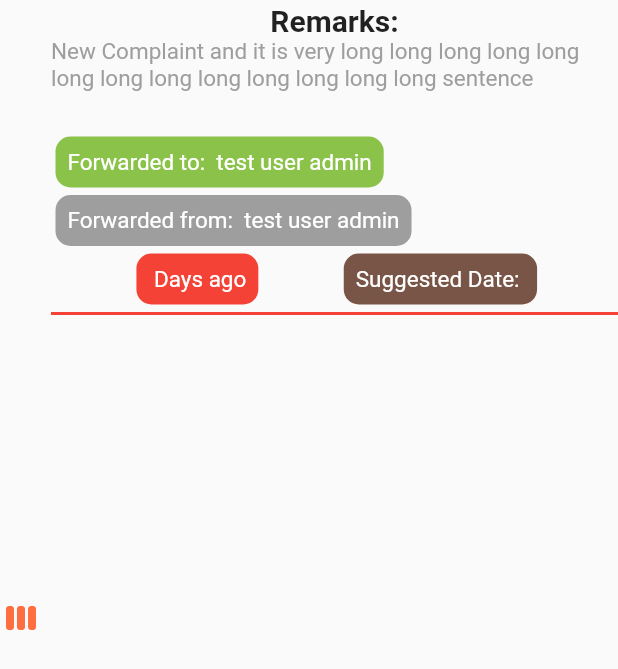
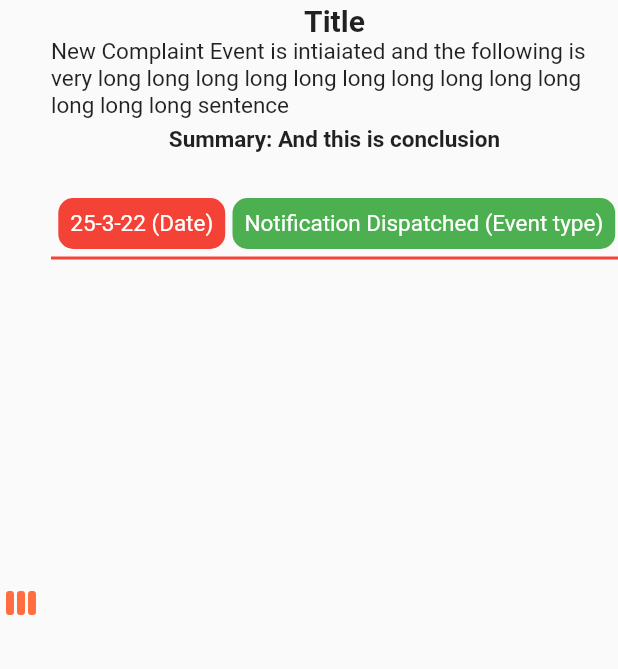
Before and after one commit to saud121/cmis_Ombudsman, a Flutter app: the ContainerEvent widget shown alone on an empty page, opened directly, on a phone screen of 412 x 824 dp. Shown: the top 669 px of the screen. Run offline on Flutter 3.47's test engine with Material 2 defaults, Android fonts, the phone set to English and light mode, and no system bars; our stand-ins replace assets_audio_player, file_picker, image_picker, permission_handler, shared_preferences and 1 more; missing offline and left inert: dart:ffi, flutter_sound_lite; accounts and stored records are empty; Roboto replaces fonts that are missing (Poppins).

```diff
--- a/lib/Constants/Costants_english.dart
+++ b/lib/Constants/Costants_english.dart
@@ -25,11 +25,14 @@ class Constants_english {
   static const String complainantName ="Complainant name";
   static const String accuseName ="Accuse name";
   static const String departmentname ="Complainant Department name";
-  static const String accusedepartmentname ="Accuse Department name";
+  static const String accusedepartmentadress ="Accuse Department address";
+  static const String accusedepartmentname ="Accuse Department Name";
   static const String designation ="Complainant Designation";
   static const String accusedesignation ="Accuse Designation";
   static const String CNIC ="Complainant Cnic";
   static const String accuseCNIC ="Accuse Cnic";
+  static const String accusePnumber ="Accuse Phone Number";
+  static const String PlaceofHarrasment ="Place of Harrasment";
 
 
 
--- a/lib/widgets/ContainerForEventComplaints.dart
+++ b/lib/widgets/ContainerForEventComplaints.dart
@@ -20,14 +20,17 @@ class ContainerEvent extends StatelessWidget {
         mainAxisAlignment: MainAxisAlignment.spaceEvenly,
       children: <Widget>[
 
-        Center(
+        Container(
+          margin: EdgeInsets.only(bottom: 20),
+          child: Center(
 
-          //Create Colunm to add more icons for tree
-          child:Padding(
-              padding: const EdgeInsets.only(left: 2,right: 8),
-              child: Icon(Icons.view_week,color:Colors.deepOrangeAccent,)),
+            //Create Colunm to add more icons for tree
+            child:Padding(
+                padding: const EdgeInsets.only(left: 2,right: 8),
+                child: Icon(Icons.view_week,color:Colors.deepOrangeAccent,)),
 
 
+          ),
         ),
         Flexible(
           child: Column(
@@ -35,44 +38,13 @@ class ContainerEvent extends StatelessWidget {
                 Container(
                   child: Padding(
                     padding: const EdgeInsets.only(top: 2),
-                    child: Text("Remarks:",style:TextStyle(fontWeight:FontWeight.bold,fontSize:20,),),
+                    child: Text("Title",style:TextStyle(fontWeight:FontWeight.bold,fontSize:20,),),
                   ),
                 ),
-                Text(ComplaintRemarks,style:TextStyle(color:Colors.grey,fontSize:15),),
+                Text(ComplaintRemarks,style:TextStyle(color:Colors.black87,fontSize:15),),
+                SizedBox(height:5,),
+                Text("Summary: And this is conclusion",style:TextStyle(color:Colors.black87,fontSize:15,fontWeight:FontWeight.bold),),
                 SizedBox(height: 30,),
-                Expanded(
-                  flex: 0,
-                  child: Align(
-                    alignment: FractionalOffset.bottomLeft,
-                    child: Padding(
-                        padding: EdgeInsets.only(left:3),
-                        child:Container(
-                          decoration: BoxDecoration(borderRadius: BorderRadius.all(Radius.circular(10)),color:Colors.lightGreen),
-                          child: Padding(
-                            padding: const EdgeInsets.all(8.0),
-                            child: Text(Constants_english.Forwardedto+" test user admin",style: TextStyle(fontSize: 15,color: Colors.white),),
-                          ),
-                        )  //Your widget here,
-                    ),
-                  ),
-                ),
-                SizedBox(height:5),
-                Expanded(
-                  flex: 0,
-                  child: Align(
-                    alignment: FractionalOffset.bottomLeft,
-                    child: Padding(
-                        padding: EdgeInsets.only(left:3,bottom:5),
-                        child:Container(
-                          decoration: BoxDecoration(borderRadius: BorderRadius.all(Radius.circular(10)),color:Colors.grey),
-                          child: Padding(
-                            padding: const EdgeInsets.all(8.0),
-                            child: Text(Constants_english.Forwardedfrom+" test user admin",style: TextStyle(fontSize: 15,color: Colors.white),),
-                          ),
-                        ) //Your widget here,
-                    ),
-                  ),
-                ),
                 Row(mainAxisAlignment: MainAxisAlignment.spaceEvenly,
                     children:<Widget> [
                       Padding(
@@ -81,17 +53,17 @@ class ContainerEvent extends StatelessWidget {
                             decoration: BoxDecoration(borderRadius: BorderRadius.all(Radius.circular(10)),color:Colors.red),
                             child: Padding(
                               padding: const EdgeInsets.all(8.0),
-                              child: Text(Constants_english.Daysago,style: TextStyle(fontSize: 15,color: Colors.white),),
+                              child: Text("25-3-22 (Date)",style: TextStyle(fontSize: 15,color: Colors.white),),
                             ),
                           ) //Your widget here,
                       ),
                       Padding(
                           padding: EdgeInsets.only(left:3,bottom:5),
                           child:Container(
-                            decoration: BoxDecoration(borderRadius: BorderRadius.all(Radius.circular(10)),color:Colors.brown),
+                            decoration: BoxDecoration(borderRadius: BorderRadius.all(Radius.circular(10)),color:Colors.green),
                             child: Padding(
                               padding: const EdgeInsets.all(8.0),
-                              child: Text(Constants_english.Suggestedate,style: TextStyle(fontSize: 15,color: Colors.white),),
+                              child: Text("Notification Dispatched (Event type)",style: TextStyle(fontSize: 15,color: Colors.white),),
                             ),
                           ) //Your widget here,
                       ),
@@ -106,7 +78,8 @@ class ContainerEvent extends StatelessWidget {
                       ),
                     ),
                   ),
-                )]
+                )
+              ]
           ),
 
         ),
--- a/pubspec.yaml
+++ b/pubspec.yaml
@@ -73,6 +73,7 @@ flutter:
   - assets/images/ecorp.png
   - assets/images/Complains.png
   - assets/images/signup.png
+  - assets/images/ombudsman.png
   #   - images/a_dot_ham.jpeg
 
   # An image asset can refer to one or more resolution-specific "variants", see
```
Also changed, not shown: lib/pages/ComposeNewComplain_page.dart (+4 -3 lines), lib/pages/DashboardEmployee_page.dart (+12 -4 lines), lib/pages/SingleComplain_page.dart (+16 -3 lines), lib/splash/splash_screen.dart (+5 -7 lines), assets/images/ombudsman.png (added).
